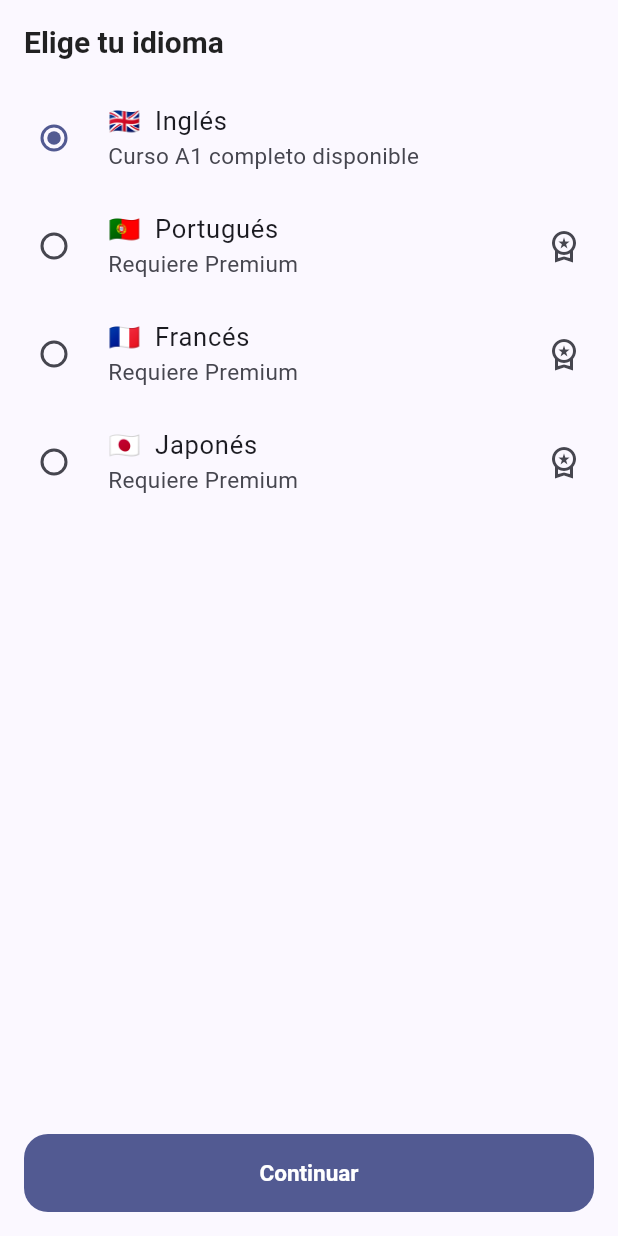
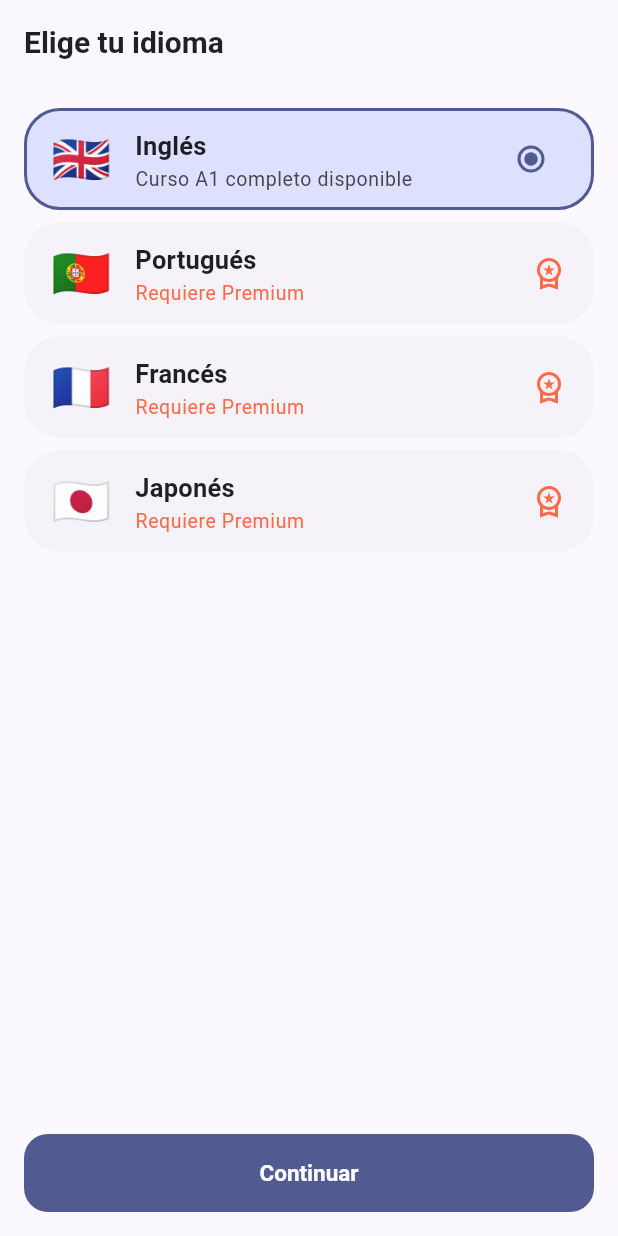
Before and after one commit to JordiRibasOficial/App-para-aprender-idiomas, a Flutter app: the LanguageSelectionScreen screen opened by its route, on a phone screen of 412 x 824 dp. Run offline on Flutter 3.47's test engine with Material 3 defaults, Android fonts, the phone set to English and light mode, and no system bars; our stand-ins replace flutter_riverpod, go_router, google_mobile_ads, in_app_purchase, shared_preferences, sqflite; accounts and stored records are empty.

Commit message:
feat: replace plain RadioListTile rows with selectable language cards
The default RadioListTile list read as an unstyled settings menu, not
a moment where a user picks what they're about to learn. Rebuilds it
as tappable cards (flag, name, status) that highlight with the theme's
primary color when selected, still backed by the same RadioGroup for
accessibility. Same navigation/premium-gating logic, just presented as
choices instead of a form.

Co-Authored-By: Claude Sonnet 5 <noreply@anthropic.com>
Claude-Session: https://claude.ai/code/session_01Tq6umr1f1cRXRdz29HZW9e

```diff
--- a/src/mobile/lib/presentation/onboarding/language_selection_screen.dart
+++ b/src/mobile/lib/presentation/onboarding/language_selection_screen.dart
@@ -5,6 +5,7 @@ import 'package:go_router/go_router.dart';
 import '../../domain/models/target_language.dart';
 import '../providers/onboarding_providers.dart';
 import '../providers/subscription_providers.dart';
+import '../theme/app_theme.dart';
 
 class LanguageSelectionScreen extends ConsumerWidget {
   const LanguageSelectionScreen({super.key});
@@ -19,32 +20,35 @@ class LanguageSelectionScreen extends ConsumerWidget {
       body: RadioGroup<String>(
         groupValue: selected,
         onChanged: (value) {
-          if (value != null) ref.read(onboardingSelectedLanguageProvider.notifier).select(value);
+          if (value != null) {
+            ref.read(onboardingSelectedLanguageProvider.notifier).select(value);
+          }
         },
         child: ListView(
+          padding: const EdgeInsets.all(AppTheme.spaceMd),
           children: [
             for (final language in kLaunchTargetLanguages)
-              RadioListTile<String>(
-                value: language.code,
-                title: Text('${language.flagEmoji}  ${language.displayName}'),
-                subtitle: Text(
-                  !language.requiresPremium || isPremium
-                      ? 'Curso A1 completo disponible'
-                      : 'Requiere Premium',
+              Padding(
+                padding: const EdgeInsets.only(bottom: AppTheme.spaceSm),
+                child: _LanguageOptionCard(
+                  language: language,
+                  selected: selected == language.code,
+                  locked: language.requiresPremium && !isPremium,
+                  onTap: () => ref
+                      .read(onboardingSelectedLanguageProvider.notifier)
+                      .select(language.code),
                 ),
-                secondary: !language.requiresPremium || isPremium
-                    ? null
-                    : const Icon(Icons.workspace_premium_outlined),
               ),
           ],
         ),
       ),
       bottomNavigationBar: SafeArea(
         child: Padding(
-          padding: const EdgeInsets.all(16),
+          padding: const EdgeInsets.all(AppTheme.spaceMd),
           child: FilledButton(
             onPressed: () {
-              final needsPremium = targetLanguageOption(selected).requiresPremium && !isPremium;
+              final needsPremium =
+                  targetLanguageOption(selected).requiresPremium && !isPremium;
               context.push(needsPremium ? '/paywall' : '/onboarding/level');
             },
             child: const Text('Continuar'),
@@ -54,3 +58,73 @@ class LanguageSelectionScreen extends ConsumerWidget {
     );
   }
 }
+
+class _LanguageOptionCard extends StatelessWidget {
+  const _LanguageOptionCard({
+    required this.language,
+    required this.selected,
+    required this.locked,
+    required this.onTap,
+  });
+
+  final TargetLanguageOption language;
+  final bool selected;
+  final bool locked;
+  final VoidCallback onTap;
+
+  @override
+  Widget build(BuildContext context) {
+    final scheme = Theme.of(context).colorScheme;
+    final textTheme = Theme.of(context).textTheme;
+
+    return Material(
+      color: selected ? scheme.primaryContainer : scheme.surfaceContainerLow,
+      borderRadius: BorderRadius.circular(AppTheme.radiusLg),
+      child: InkWell(
+        borderRadius: BorderRadius.circular(AppTheme.radiusLg),
+        onTap: onTap,
+        child: Container(
+          padding: const EdgeInsets.symmetric(
+            horizontal: AppTheme.spaceMd,
+            vertical: AppTheme.spaceSm,
+          ),
+          decoration: BoxDecoration(
+            borderRadius: BorderRadius.circular(AppTheme.radiusLg),
+            border: Border.all(
+              color: selected ? scheme.primary : Colors.transparent,
+              width: 2,
+            ),
+          ),
+          child: Row(
+            children: [
+              Text(language.flagEmoji, style: const TextStyle(fontSize: 32)),
+              const SizedBox(width: AppTheme.spaceMd),
+              Expanded(
+                child: Column(
+                  crossAxisAlignment: CrossAxisAlignment.start,
+                  children: [
+                    Text(language.displayName, style: textTheme.titleMedium),
+                    Text(
+                      locked
+                          ? 'Requiere Premium'
+                          : 'Curso A1 completo disponible',
+                      style: textTheme.bodySmall?.copyWith(
+                        color: locked
+                            ? scheme.tertiary
+                            : scheme.onSurfaceVariant,
+                      ),
+                    ),
+                  ],
+                ),
+              ),
+              if (locked)
+                Icon(Icons.workspace_premium_outlined, color: scheme.tertiary)
+              else
+                Radio<String>(value: language.code),
+            ],
+          ),
+        ),
+      ),
+    );
+  }
+}
```
